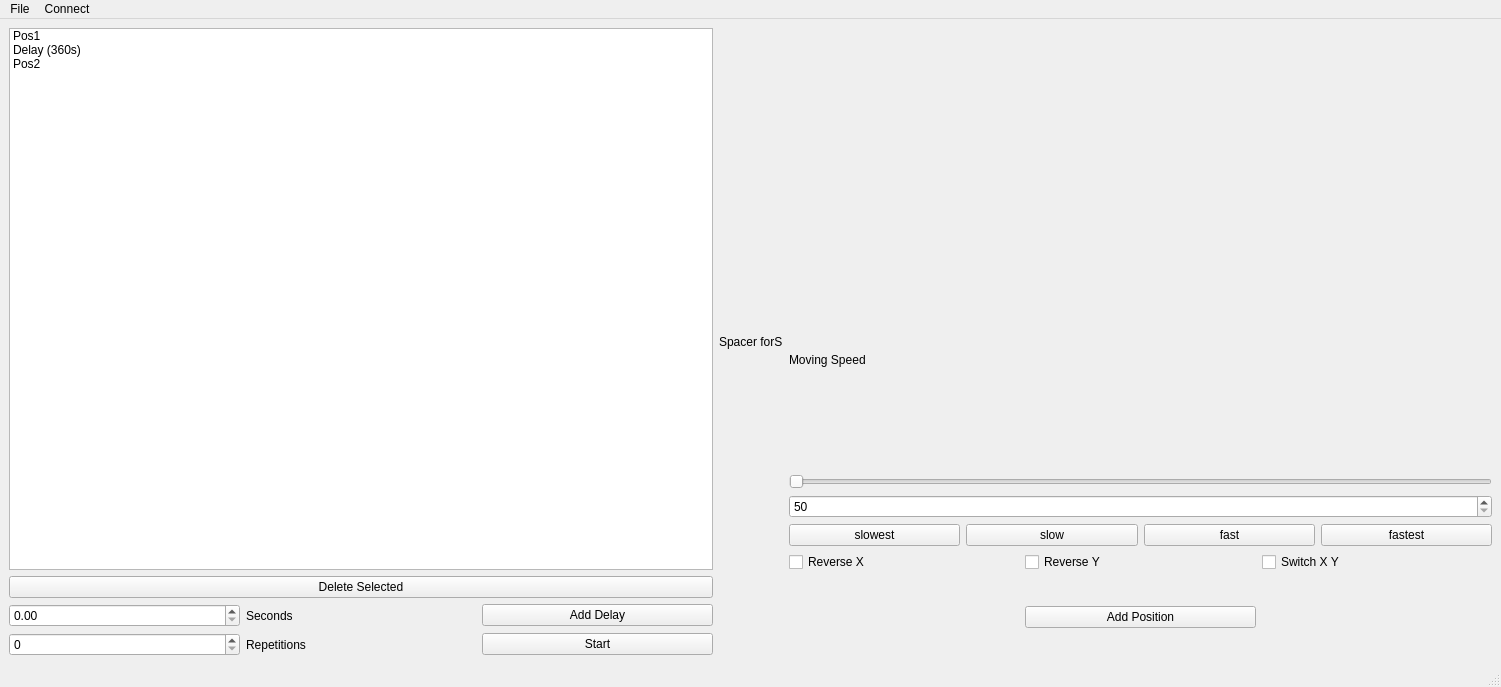
Above: gui.ui from craterghost/ACI before the change. Below: the same form after it.
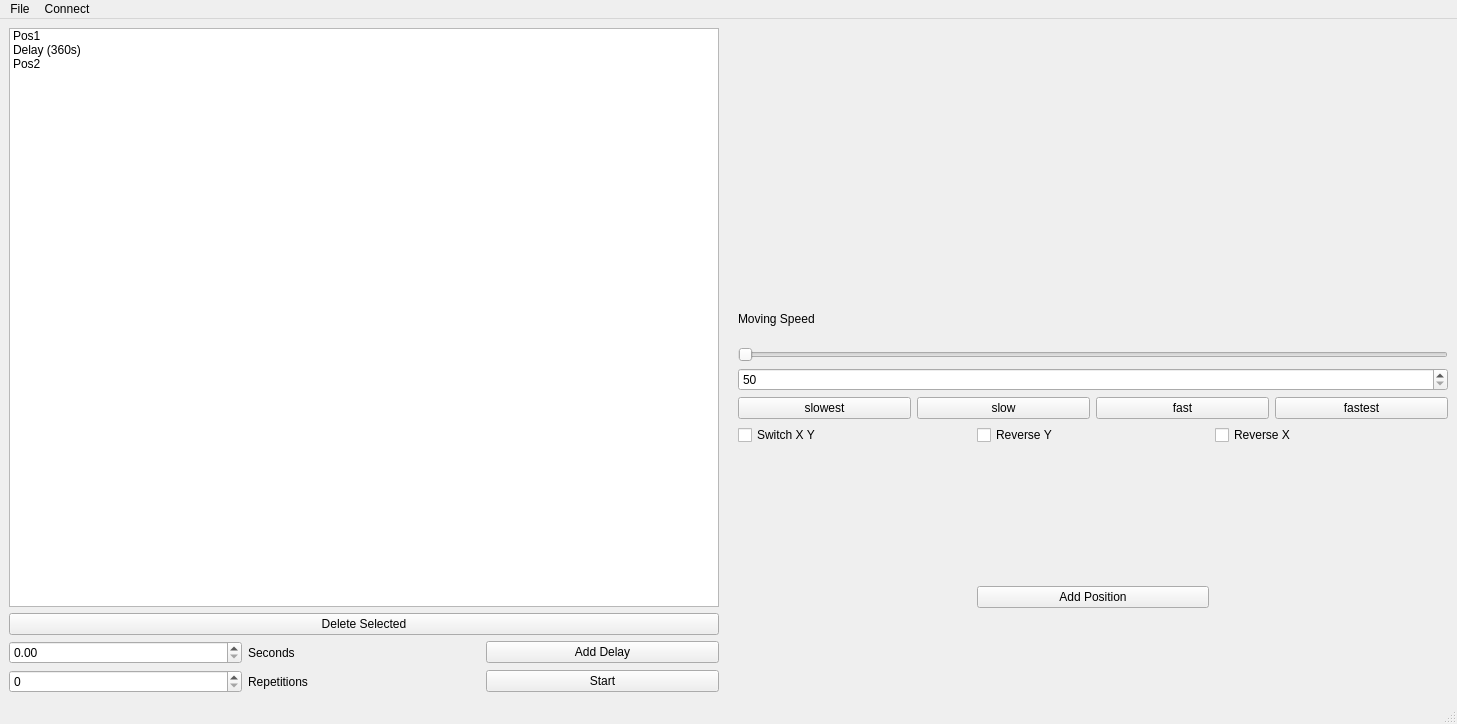
That is the form after the change. Icons and pictures are not drawn.

Commit message: SIA Logo, Notebook formatted

```diff
--- a/gui.ui
+++ b/gui.ui
@@ -6,8 +6,8 @@
    <rect>
     <x>0</x>
     <y>0</y>
-    <width>1501</width>
-    <height>687</height>
+    <width>1457</width>
+    <height>724</height>
    </rect>
   </property>
   <property name="windowTitle">
@@ -17,7 +17,10 @@
    <bool>false</bool>
   </property>
   <widget class="QWidget" name="centralwidget">
-   <layout class="QGridLayout" name="gridLayout_2">
+   <property name="layoutDirection">
+    <enum>Qt::LeftToRight</enum>
+   </property>
+   <layout class="QGridLayout" name="layout_grid_center">
     <item row="0" column="0">
      <layout class="QVBoxLayout" name="layout_leftside">
       <item>
@@ -105,58 +108,18 @@
     <item row="0" column="3">
      <layout class="QVBoxLayout" name="layout_rightside">
       <item>
-       <layout class="QVBoxLayout" name="layout_speed_ui">
-        <item>
-         <widget class="QLabel" name="label_imsas_logo">
-          <property name="text">
-           <string/>
-          </property>
-          <property name="pixmap">
-           <pixmap>media/imsas_small.png</pixmap>
-          </property>
-          <property name="alignment">
-           <set>Qt::AlignBottom|Qt::AlignHCenter</set>
-          </property>
-         </widget>
-        </item>
-        <item>
-         <widget class="QLabel" name="label_moving_speed">
-          <property name="layoutDirection">
-           <enum>Qt::LeftToRight</enum>
-          </property>
-          <property name="autoFillBackground">
-           <bool>false</bool>
-          </property>
-          <property name="text">
-           <string>Moving Speed</string>
-          </property>
-         </widget>
-        </item>
-        <item>
-         <widget class="QSlider" name="speed_slider">
-          <property name="minimum">
-           <number>50</number>
-          </property>
-          <property name="maximum">
-           <number>10000</number>
-          </property>
-          <property name="orientation">
-           <enum>Qt::Horizontal</enum>
-          </property>
-         </widget>
-        </item>
-        <item>
-         <widget class="QSpinBox" name="speed_textbox">
-          <property name="minimum">
-           <number>50</number>
-          </property>
-          <property name="maximum">
-           <number>10000</number>
-          </property>
-         </widget>
-        </item>
-        <item>
+       <layout class="QGridLayout" name="gridLayout">
+        <property name="sizeConstraint">
+         <enum>QLayout::SetFixedSize</enum>
+        </property>
+        <item row="4" column="0">
          <layout class="QHBoxLayout" name="layout_column_speed__ui_buttons">
+          <property name="sizeConstraint">
+           <enum>QLayout::SetDefaultConstraint</enum>
+          </property>
+          <property name="bottomMargin">
+           <number>0</number>
+          </property>
           <item>
            <widget class="QPushButton" name="button_speed_slowest">
             <property name="whatsThis">
@@ -199,12 +162,117 @@
           </item>
          </layout>
         </item>
+        <item row="2" column="0">
+         <widget class="QSlider" name="speed_slider">
+          <property name="minimum">
+           <number>50</number>
+          </property>
+          <property name="maximum">
+           <number>10000</number>
+          </property>
+          <property name="orientation">
+           <enum>Qt::Horizontal</enum>
+          </property>
+         </widget>
+        </item>
+        <item row="3" column="0">
+         <widget class="QSpinBox" name="speed_textbox">
+          <property name="minimum">
+           <number>50</number>
+          </property>
+          <property name="maximum">
+           <number>10000</number>
+          </property>
+         </widget>
+        </item>
+        <item row="1" column="0">
+         <widget class="QLabel" name="label_moving_speed">
+          <property name="maximumSize">
+           <size>
+            <width>16777215</width>
+            <height>44</height>
+           </size>
+          </property>
+          <property name="layoutDirection">
+           <enum>Qt::LeftToRight</enum>
+          </property>
+          <property name="autoFillBackground">
+           <bool>false</bool>
+          </property>
+          <property name="text">
+           <string>Moving Speed</string>
+          </property>
+         </widget>
+        </item>
+        <item row="0" column="0">
+         <layout class="QHBoxLayout" name="horizontalLayout_3">
+          <property name="bottomMargin">
+           <number>50</number>
+          </property>
+          <item>
+           <widget class="QLabel" name="label_sia">
+            <property name="text">
+             <string/>
+            </property>
+            <property name="pixmap">
+             <pixmap>media/SIA.png</pixmap>
+            </property>
+            <property name="alignment">
+             <set>Qt::AlignCenter</set>
+            </property>
+           </widget>
+          </item>
+         </layout>
+        </item>
+       </layout>
+      </item>
+      <item>
+       <layout class="QHBoxLayout" name="horizontalLayout">
+        <property name="bottomMargin">
+         <number>50</number>
+        </property>
+        <item>
+         <widget class="QCheckBox" name="check_switchxy">
+          <property name="text">
+           <string>Switch X Y</string>
+          </property>
+         </widget>
+        </item>
+        <item>
+         <widget class="QCheckBox" name="check_reverse_y">
+          <property name="minimumSize">
+           <size>
+            <width>0</width>
+            <height>0</height>
+           </size>
+          </property>
+          <property name="text">
+           <string>Reverse Y</string>
+          </property>
+         </widget>
+        </item>
+        <item>
+         <widget class="QCheckBox" name="check_reverse_x">
+          <property name="text">
+           <string>Reverse X</string>
+          </property>
+         </widget>
+        </item>
        </layout>
       </item>
       <item>
        <layout class="QGridLayout" name="layout_grid_position">
+        <property name="sizeConstraint">
+         <enum>QLayout::SetNoConstraint</enum>
+        </property>
         <item row="2" column="2">
          <widget class="QPushButton" name="button_move_right">
+          <property name="minimumSize">
+           <size>
+            <width>0</width>
+            <height>60</height>
+           </size>
+          </property>
           <property name="text">
            <string/>
           </property>
@@ -222,6 +290,15 @@
         </item>
         <item row="2" column="0">
          <widget class="QPushButton" name="button_move_left">
+          <property name="minimumSize">
+           <size>
+            <width>0</width>
+            <height>60</height>
+           </size>
+          </property>
+          <property name="statusTip">
+           <string>Shortcut: Arrow Left</string>
+          </property>
           <property name="text">
            <string/>
           </property>
@@ -266,15 +343,14 @@
           </property>
          </widget>
         </item>
-        <item row="0" column="1">
-         <widget class="QCheckBox" name="reverse_y">
-          <property name="text">
-           <string>Reverse Y</string>
-          </property>
-         </widget>
-        </item>
         <item row="1" column="1">
          <widget class="QPushButton" name="button_move_up">
+          <property name="minimumSize">
+           <size>
+            <width>0</width>
+            <height>60</height>
+           </size>
+          </property>
           <property name="tabletTracking">
            <bool>false</bool>
           </property>
@@ -296,22 +372,17 @@
           </property>
          </widget>
         </item>
-        <item row="0" column="0">
-         <widget class="QCheckBox" name="reverse_x">
-          <property name="text">
-           <string>Reverse X</string>
-          </property>
-         </widget>
-        </item>
-        <item row="0" column="2">
-         <widget class="QCheckBox" name="switchxy">
-          <property name="text">
-           <string>Switch X Y</string>
-          </property>
-         </widget>
-        </item>
         <item row="3" column="1">
          <widget class="QPushButton" name="button_move_down">
+          <property name="minimumSize">
+           <size>
+            <width>0</width>
+            <height>60</height>
+           </size>
+          </property>
+          <property name="statusTip">
+           <string>Shortcut: Arrow Down</string>
+          </property>
           <property name="whatsThis">
            <string>Move the stage at a negative Y direction</string>
           </property>
@@ -335,9 +406,12 @@
      </layout>
     </item>
     <item row="0" column="2">
-     <widget class="QLabel" name="label_spacer_for_api">
+     <widget class="QLabel" name="spacer_shear_api">
       <property name="text">
-       <string>Spacer forS</string>
+       <string/>
+      </property>
+      <property name="pixmap">
+       <pixmap>media/shear.jpeg</pixmap>
       </property>
      </widget>
     </item>
@@ -349,7 +423,7 @@
     <rect>
      <x>0</x>
      <y>0</y>
-     <width>1501</width>
+     <width>1457</width>
      <height>25</height>
     </rect>
    </property>
```
Left out of the diff: 23 changed lines with no effect on the pictures. The commit also changes 7 other files.
